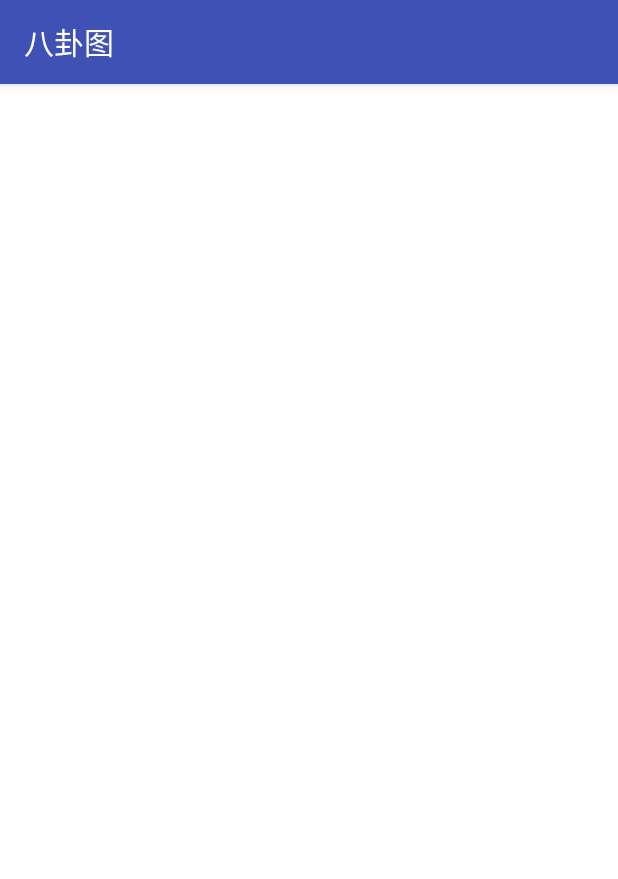
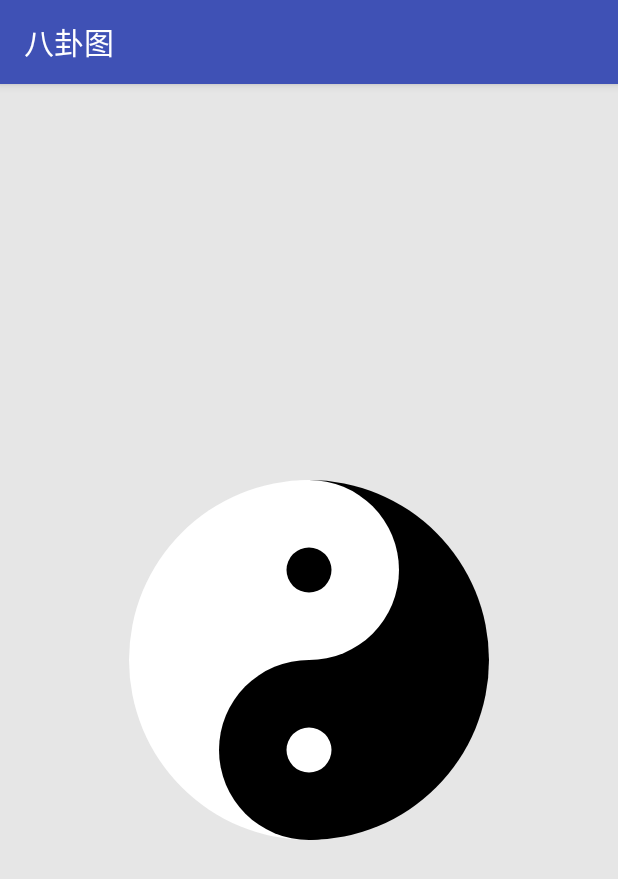
Before and after one commit to Reone/Bagua, an Android app: the screen it shows after launch (BaguaActivity), on a phone screen of 412 x 824 dp. Shown: the top 879 px of the screen. Run offline under Robolectric (Android 15) with nearby library versions, the phone set to English and light mode, and no system bars; our stand-ins replace data binding; libraries missing offline, so code that uses them is left out: com.hwangjr.rxbus; 1 statement that could not run was skipped.

Commit message:
完成阴阳图

```diff
--- a/app/src/main/java/com/reone/bagua/ui/view/BaguaView.kt
+++ b/app/src/main/java/com/reone/bagua/ui/view/BaguaView.kt
@@ -1,6 +1,11 @@
 package com.reone.bagua.ui.view
 
+import android.annotation.SuppressLint
 import android.content.Context
+import android.graphics.Canvas
+import android.graphics.Color
+import android.graphics.Paint
+import android.graphics.RectF
 import android.util.AttributeSet
 import android.view.View
 
@@ -14,4 +19,37 @@ class BaguaView: View {
     constructor(context: Context?, attrs: AttributeSet?, defStyleAttr: Int) : super(context, attrs, defStyleAttr){
 
     }
+
+    override fun onDraw(canvas: Canvas) {
+        super.onDraw(canvas)
+        drawYinyang(canvas,0f,width.toFloat(),0f,height.toFloat())
+    }
+
+    /**
+     * 阴阳图
+     */
+    @SuppressLint("NewApi")
+    private fun drawYinyang(canvas: Canvas, l:Float, r:Float, t:Float, b:Float) {
+        //初始阴阳画笔
+        val yinPaint = Paint()
+        yinPaint.color = Color.BLACK
+        yinPaint.style = Paint.Style.FILL
+        yinPaint.isAntiAlias = true
+        yinPaint.isDither = true
+        val yangPaint = Paint()
+        yangPaint.color = Color.WHITE
+        yangPaint.style = Paint.Style.FILL
+        yangPaint.isAntiAlias = true
+        yangPaint.isDither = true
+        //阴阳底色
+        val yinyang = RectF(l,t,r,b)
+        canvas.drawArc(yinyang,-90f,180f,false,yinPaint)
+        canvas.drawArc(yinyang,90f,180f,false,yangPaint)
+        //阴阳弧
+        canvas.drawCircle(r/2,b/4*3,b/4,yinPaint)
+        canvas.drawCircle(r/2,b/4,b/4,yangPaint)
+        //阴阳眼
+        canvas.drawCircle(r/2,b/4,b/16,yinPaint)
+        canvas.drawCircle(r/2,b/4*3,b/16,yangPaint)
+    }
 }
--- a/app/src/main/res/layout/activity_bagua.xml
+++ b/app/src/main/res/layout/activity_bagua.xml
@@ -6,8 +6,13 @@
     </data>
 
     <FrameLayout
+        android:background="@color/base_gray_light"
         android:layout_width="match_parent"
         android:layout_height="match_parent">
-
+        <com.reone.bagua.ui.view.BaguaView
+            android:id="@+id/bagua"
+            android:layout_width="240dp"
+            android:layout_gravity="center"
+            android:layout_height="240dp" />
     </FrameLayout>
 </layout>
```
Also changed, not shown: app/src/main/res/values/colors.xml (+45 -0 lines).
